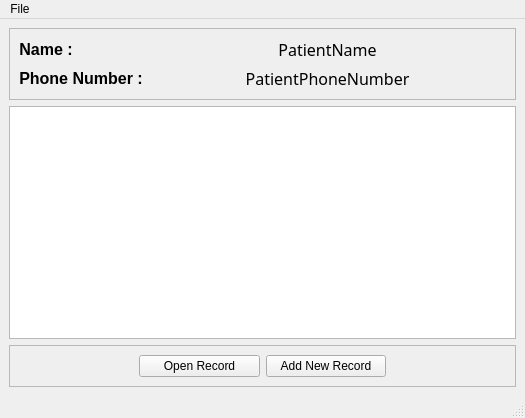
Qt form resources/assets/ui/patient_records.ui (isaadsohael/FellowHomeo) before a commit.
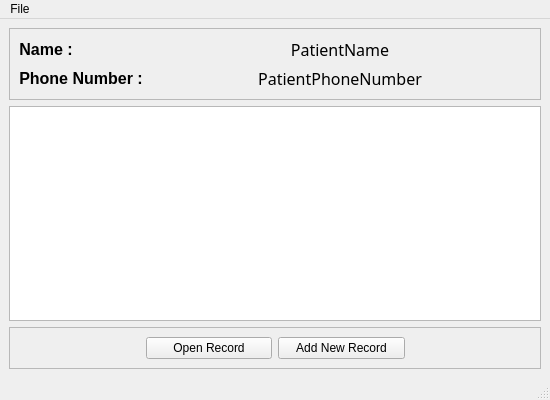
The same form after that commit.

```diff
--- a/resources/assets/ui/patient_records.ui
+++ b/resources/assets/ui/patient_records.ui
@@ -6,8 +6,8 @@
    <rect>
     <x>0</x>
     <y>0</y>
-    <width>525</width>
-    <height>418</height>
+    <width>550</width>
+    <height>400</height>
    </rect>
   </property>
   <property name="windowTitle">
@@ -172,7 +172,7 @@
     <rect>
      <x>0</x>
      <y>0</y>
-     <width>525</width>
+     <width>550</width>
      <height>22</height>
     </rect>
    </property>
```
